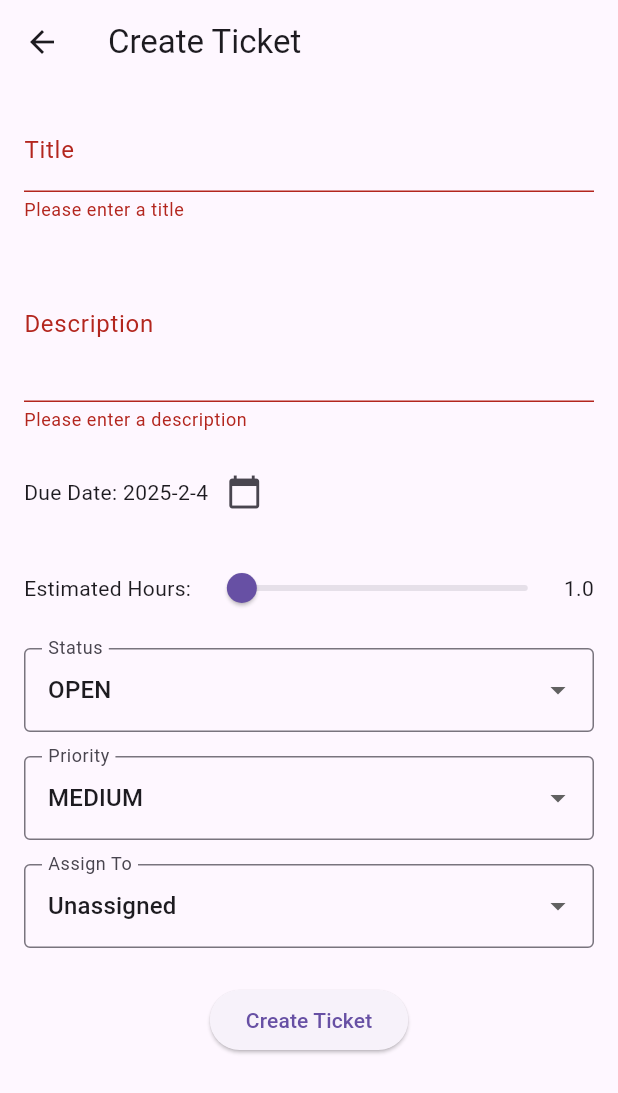
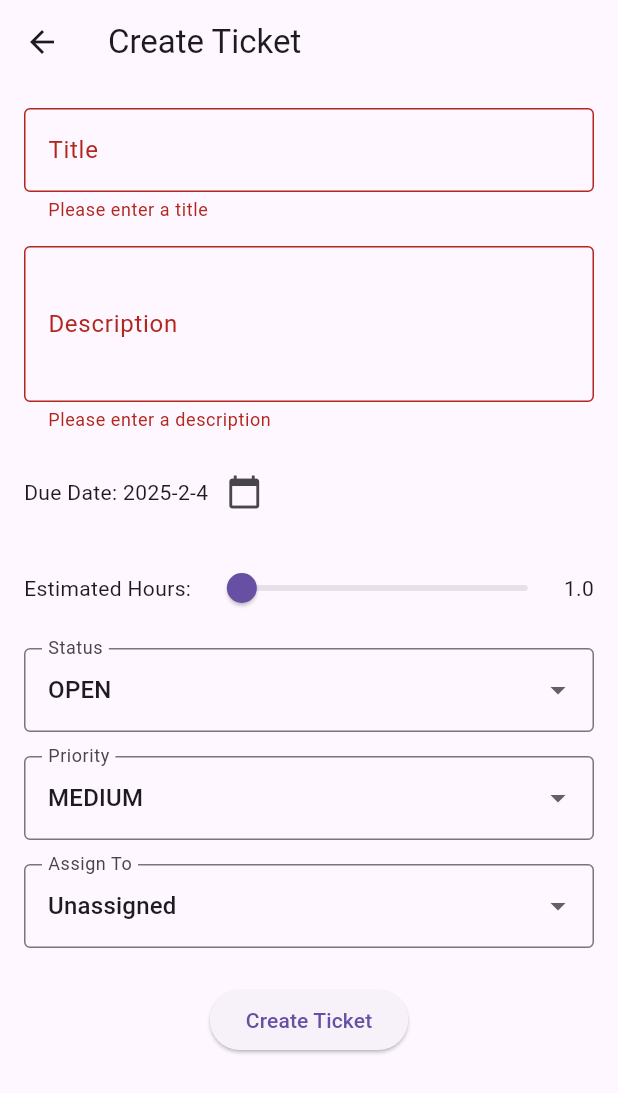
Before and after one commit to itsivali/ticket_support_system, a Flutter app: the CreateTicketScreen screen opened by its route, after a tap on "Create Ticket", on a phone screen of 412 x 824 dp. Shown: the top 1093 px of the screen. Run offline on Flutter 3.47's test engine with Material 3 defaults, Android fonts, the phone set to English and light mode, and no system bars; our stand-ins replace flutter_chat_types, flutter_chat_ui; network calls fail.

Commit message:
Refactor ticket creation and validation: enhance form validation for title and description, improve error handling in ticket service, and update JSON parsing for due date and assignedTo fields

```diff
--- a/lib/screens/create_ticket_screen.dart
+++ b/lib/screens/create_ticket_screen.dart
@@ -40,20 +40,41 @@ class _CreateTicketScreenState extends State<CreateTicketScreen> {
                     children: [
                       // Title
                       TextFormField(
-                        decoration: const InputDecoration(labelText: 'Title'),
-                        validator: (value) =>
-                            value == null || value.isEmpty ? 'Please enter a title' : null,
-                        onSaved: (value) => _title = value!,
+                        decoration: const InputDecoration(
+                          labelText: 'Title',
+                          border: OutlineInputBorder(),
+                          helperText: 'At least 3 characters',
+                        ),
+                        validator: (value) {
+                          if (value == null || value.isEmpty) {
+                            return 'Please enter a title';
+                          }
+                          if (value.length < 3) {
+                            return 'Title must be at least 3 characters';
+                          }
+                          return null;
+                        },
+                        onSaved: (value) => _title = value!.trim(),
                       ),
                       const SizedBox(height: 16),
                       // Description
                       TextFormField(
-                        decoration:
-                            const InputDecoration(labelText: 'Description'),
+                        decoration: const InputDecoration(
+                          labelText: 'Description',
+                          border: OutlineInputBorder(),
+                          helperText: 'At least 10 characters',
+                        ),
                         maxLines: 3,
-                        validator: (value) =>
-                            value == null || value.isEmpty ? 'Please enter a description' : null,
-                        onSaved: (value) => _description = value!,
+                        validator: (value) {
+                          if (value == null || value.isEmpty) {
+                            return 'Please enter a description';
+                          }
+                          if (value.length < 10) {
+                            return 'Description must be at least 10 characters';
+                          }
+                          return null;
+                        },
+                        onSaved: (value) => _description = value!.trim(),
                       ),
                       const SizedBox(height: 16),
                       // Due Date
@@ -176,10 +197,11 @@ class _CreateTicketScreenState extends State<CreateTicketScreen> {
     }
   }
 
-  void _submitForm() {
+  void _submitForm() async {
     if (_formKey.currentState!.validate()) {
       _formKey.currentState!.save();
 
+      try {
         final newTicket = Ticket(
           id: '', // ID will be assigned by backend
           title: _title,
@@ -191,14 +213,29 @@ class _CreateTicketScreenState extends State<CreateTicketScreen> {
           assignedTo: _assignedTo,
         );
 
-      Provider.of<TicketProvider>(context, listen: false)
-          .createTicket(newTicket)
-          .then((_) => Navigator.pop(context))
-          .catchError((error) {
+        await Provider.of<TicketProvider>(context, listen: false)
+            .createTicket(newTicket);
+
+        if (!mounted) return;
+
         ScaffoldMessenger.of(context).showSnackBar(
-          SnackBar(content: Text('Error: $error')),
+          const SnackBar(content: Text('Ticket created successfully'))
         );
-      });
+        Navigator.pop(context);
+
+      } catch (error) {
+        ScaffoldMessenger.of(context).showSnackBar(
+          SnackBar(
+            content: Text(error.toString().replaceAll('Exception:', '')),
+            backgroundColor: Theme.of(context).colorScheme.error,
+            action: SnackBarAction(
+              label: 'DISMISS',
+              textColor: Colors.white,
+              onPressed: () {},
+            ),
+          ),
+        );
       }
     }
   }
+}
```
Also changed, not shown: lib/models/ticket.dart (+5 -2 lines), lib/services/ticket_service.dart (+9 -4 lines). Lines whose indentation alone changed are shown as unchanged.
